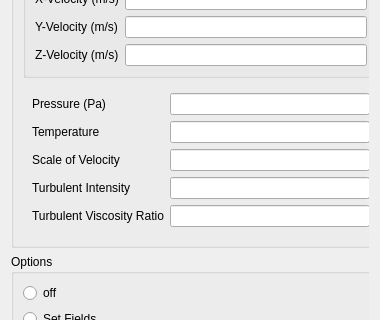
This is view/solution/initialization/initialization_page.ui in nextfoam/baram as Qt 5 draws it before an edit; both pictures show x 0 to 380 and y 115 to 435 of the 380 by 700 pixel window. The edited form follows.
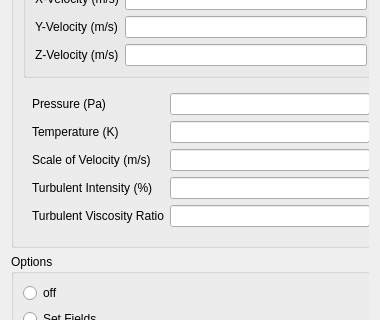
This is the edited form.

```diff
--- a/view/solution/initialization/initialization_page.ui
+++ b/view/solution/initialization/initialization_page.ui
@@ -128,7 +128,7 @@
              <item row="1" column="0">
               <widget class="QLabel" name="label_6">
                <property name="text">
-                <string>Temperature</string>
+                <string>Temperature (K)</string>
                </property>
               </widget>
              </item>
@@ -138,7 +138,7 @@
              <item row="2" column="0">
               <widget class="QLabel" name="label_7">
                <property name="text">
-                <string>Scale of Velocity</string>
+                <string>Scale of Velocity (m/s)</string>
                </property>
               </widget>
              </item>
@@ -148,7 +148,7 @@
              <item row="3" column="0">
               <widget class="QLabel" name="label_8">
                <property name="text">
-                <string>Turbulent Intensity</string>
+                <string>Turbulent Intensity (%)</string>
                </property>
               </widget>
              </item>
```
